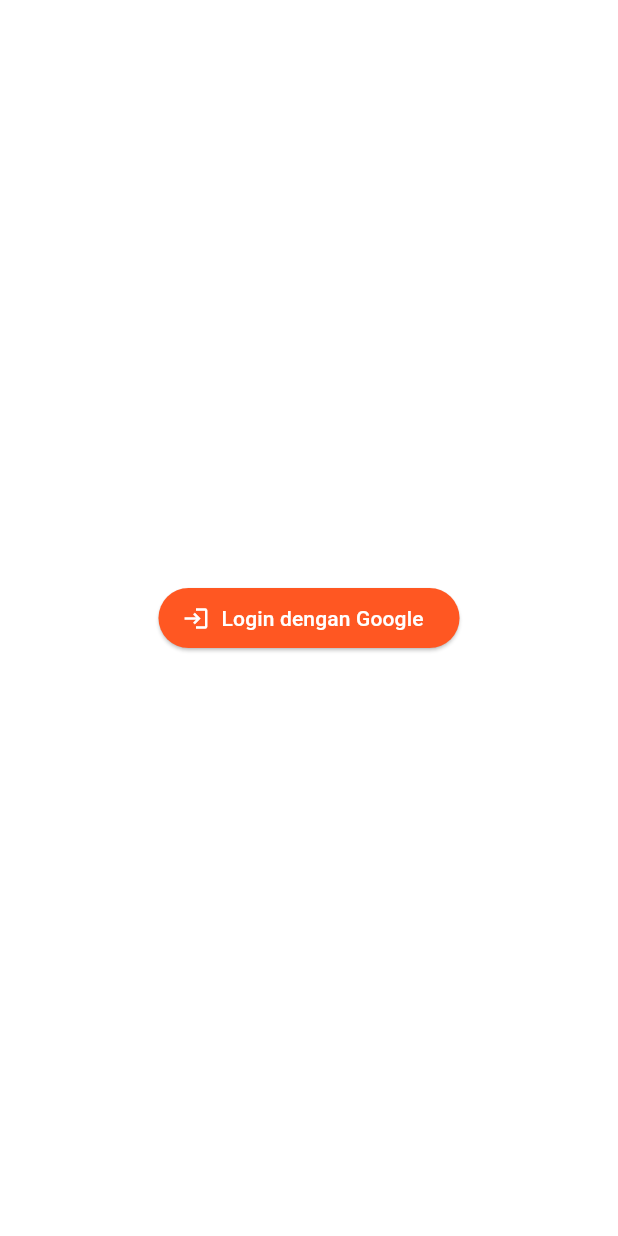
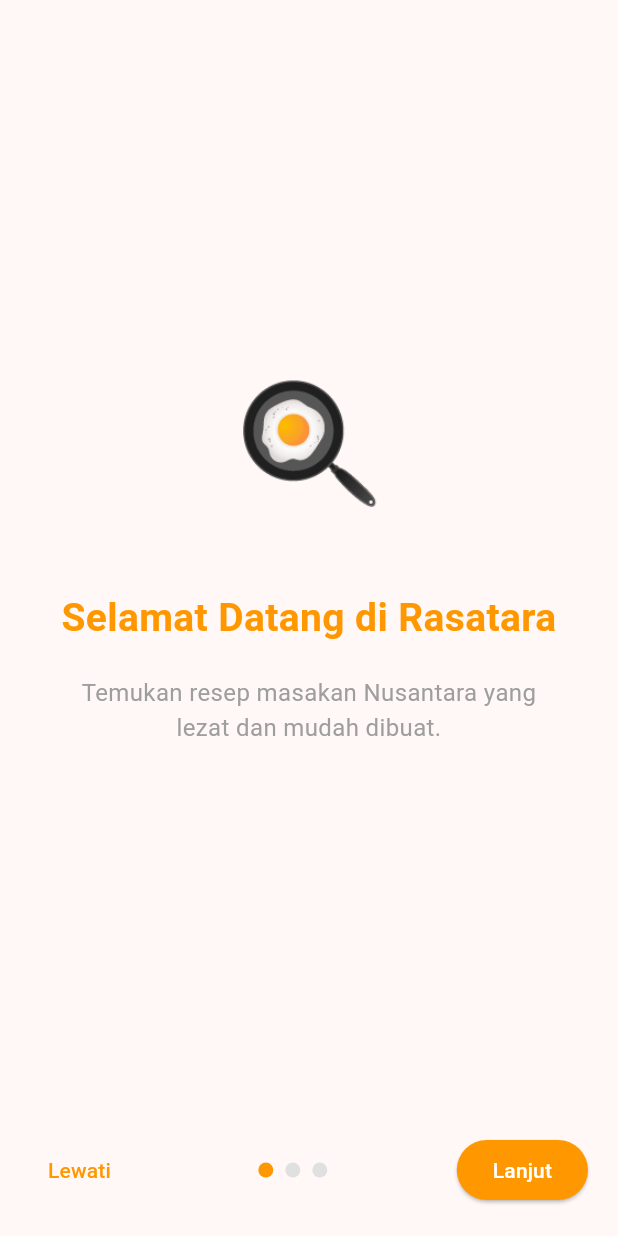
Before and after one commit to kartikafitria/rasatara, a Flutter app: the screen it shows after launch, on a phone screen of 412 x 824 dp. Run offline on Flutter 3.47's test engine with Material 3 defaults, Android fonts, the phone set to English and light mode, and no system bars; our stand-ins replace firebase_auth, firebase_core, google_sign_in, shared_preferences; accounts and stored records are empty.

Commit message:
update: menambahkan onboarding dan login

```diff
--- a/lib/main.dart
+++ b/lib/main.dart
@@ -1,8 +1,13 @@
 import 'package:flutter/material.dart';
 import 'package:firebase_core/firebase_core.dart';
+import 'package:firebase_auth/firebase_auth.dart';
 import 'firebase_options.dart';
-import 'auth_service.dart';
-import 'package:firebase_auth/firebase_auth.dart';
+import 'package:shared_preferences/shared_preferences.dart';
+
+import 'screens/login_screen.dart';
+import 'screens/onboarding_screen.dart';
+import 'screens/home_screen.dart';
+import 'screens/splash_screen.dart';
 
 void main() async {
   WidgetsFlutterBinding.ensureInitialized();
@@ -18,68 +23,13 @@
   @override
   Widget build(BuildContext context) {
     return MaterialApp(
+      title: 'Rasatara',
       debugShowCheckedModeBanner: false,
-      title: 'Rasatara',
       theme: ThemeData(
         colorScheme: ColorScheme.fromSeed(seedColor: Colors.deepOrange),
         useMaterial3: true,
       ),
-      home: const AuthPage(),
+      home: const SplashScreen(),
     );
   }
 }
-
-class AuthPage extends StatefulWidget {
-  const AuthPage({super.key});
-
-  @override
-  State<AuthPage> createState() => _AuthPageState();
-}
-
-class _AuthPageState extends State<AuthPage> {
-  final _authService = AuthService();
-
-  @override
-  Widget build(BuildContext context) {
-    final user = _authService.currentUser;
-
-    return Scaffold(
-      backgroundColor: Colors.white,
-      body: Center(
-        child: user == null
-            ? ElevatedButton.icon(
-                onPressed: () async {
-                  await _authService.signInWithGoogle();
-                  setState(() {});
-                },
-                icon: const Icon(Icons.login),
-                label: const Text("Login dengan Google"),
-                style: ElevatedButton.styleFrom(
-                  backgroundColor: Colors.deepOrange,
-                  foregroundColor: Colors.white,
-                ),
-              )
-            : Column(
-                mainAxisSize: MainAxisSize.min,
-                children: [
-                  CircleAvatar(
-                    backgroundImage: NetworkImage(user.photoURL ?? ''),
-                    radius: 40,
-                  ),
-                  const SizedBox(height: 10),
-                  Text("Halo, ${user.displayName}!"),
-                  const SizedBox(height: 20),
-                  ElevatedButton.icon(
-                    onPressed: () async {
-                      await _authService.signOut();
-                      setState(() {});
-                    },
-                    icon: const Icon(Icons.logout),
-                    label: const Text("Logout"),
-                  ),
-                ],
-              ),
-      ),
-    );
-  }
-}
--- /dev/null
+++ b/lib/screens/onboarding_screen.dart
@@ -0,0 +1,162 @@
+import 'package:flutter/material.dart';
+import 'package:shared_preferences/shared_preferences.dart';
+import 'login_screen.dart';
+
+class OnboardingScreen extends StatefulWidget {
+  const OnboardingScreen({super.key});
+
+  @override
+  State<OnboardingScreen> createState() => _OnboardingScreenState();
+}
+
+class _OnboardingScreenState extends State<OnboardingScreen> {
+  final PageController _pageController = PageController();
+  int _currentPage = 0;
+
+  final List<Map<String, String>> _onboardingPages = [
+    {
+      'title': 'Selamat Datang di Rasatara',
+      'description': 'Temukan resep masakan Nusantara yang lezat dan mudah dibuat.',
+      'icon': '🍳',
+    },
+    {
+      'title': 'Resep Terlengkap',
+      'description': 'Koleksi resep dari tradisional hingga modern, siap kamu coba!',
+      'icon': '📚',
+    },
+    {
+      'title': 'Masak dengan Mudah',
+      'description': 'Ikuti langkah demi langkah panduan memasak dari para ahli.',
+      'icon': '👨‍🍳',
+    },
+  ];
+
+  /// Tombol "Lanjut" atau "Mulai"
+  Future<void> _onNext() async {
+    if (_currentPage < _onboardingPages.length - 1) {
+      _pageController.nextPage(
+        duration: const Duration(milliseconds: 300),
+        curve: Curves.ease,
+      );
+    } else {
+      final prefs = await SharedPreferences.getInstance();
+      await prefs.setBool('seenOnboarding', true);
+      Navigator.pushReplacement(
+        context,
+        MaterialPageRoute(builder: (_) => const LoginScreen()),
+      );
+    }
+  }
+
+  /// Tombol "Lewati"
+  Future<void> _skipOnboarding() async {
+    final prefs = await SharedPreferences.getInstance();
+    await prefs.setBool('seenOnboarding', true);
+    Navigator.pushReplacement(
+      context,
+      MaterialPageRoute(builder: (_) => const LoginScreen()),
+    );
+  }
+
+  @override
+  Widget build(BuildContext context) {
+    return Scaffold(
+      body: SafeArea(
+        child: Column(
+          children: [
+            Expanded(
+              child: PageView.builder(
+                controller: _pageController,
+                itemCount: _onboardingPages.length,
+                onPageChanged: (int page) {
+                  setState(() {
+                    _currentPage = page;
+                  });
+                },
+                itemBuilder: (context, index) {
+                  final page = _onboardingPages[index];
+                  return Padding(
+                    padding: const EdgeInsets.all(40),
+                    child: Column(
+                      mainAxisAlignment: MainAxisAlignment.center,
+                      children: [
+                        Text(
+                          page['icon']!,
+                          style: const TextStyle(fontSize: 80),
+                        ),
+                        const SizedBox(height: 40),
+                        Text(
+                          page['title']!,
+                          style: const TextStyle(
+                            fontSize: 26,
+                            fontWeight: FontWeight.bold,
+                            color: Colors.orange,
+                          ),
+                          textAlign: TextAlign.center,
+                        ),
+                        const SizedBox(height: 20),
+                        Text(
+                          page['description']!,
+                          style: const TextStyle(
+                            fontSize: 16,
+                            color: Colors.grey,
+                          ),
+                          textAlign: TextAlign.center,
+                        ),
+                      ],
+                    ),
+                  );
+                },
+              ),
+            ),
+
+            // Indicator + tombol bawah
+            Padding(
+              padding: const EdgeInsets.all(20),
+              child: Row(
+                mainAxisAlignment: MainAxisAlignment.spaceBetween,
+                children: [
+                  TextButton(
+                    onPressed: _skipOnboarding,
+                    child: const Text(
+                      'Lewati',
+                      style: TextStyle(color: Colors.orange),
+                    ),
+                  ),
+                  Row(
+                    children: List.generate(
+                      _onboardingPages.length,
+                      (index) => Container(
+                        margin: const EdgeInsets.symmetric(horizontal: 4),
+                        width: 10,
+                        height: 10,
+                        decoration: BoxDecoration(
+                          shape: BoxShape.circle,
+                          color: _currentPage == index
+                              ? Colors.orange
+                              : Colors.grey[300],
+                        ),
+                      ),
+                    ),
+                  ),
+                  ElevatedButton(
+                    onPressed: _onNext,
+                    style: ElevatedButton.styleFrom(
+                      backgroundColor: Colors.orange,
+                      foregroundColor: Colors.white,
+                    ),
+                    child: Text(
+                      _currentPage == _onboardingPages.length - 1
+                          ? 'Mulai'
+                          : 'Lanjut',
+                    ),
+                  ),
+                ],
+              ),
+            ),
+          ],
+        ),
+      ),
+    );
+  }
+}
--- a/pubspec.yaml
+++ b/pubspec.yaml
@@ -37,6 +37,8 @@
   cupertino_icons: ^1.0.6
 
   dio: ^5.7.0
+  provider: ^6.1.1
+
   firebase_core: ^3.4.0
   firebase_auth: ^5.3.1
   google_sign_in: ^6.2.1
```
Also changed, not shown: lib/auth_service.dart (+13 -10 lines), lib/models/recipe_model.dart (added, +28 -0 lines), lib/screens/home_screen.dart (added, +61 -0 lines), lib/screens/login_screen.dart (added, +80 -0 lines), lib/screens/recipe_detail_screen.dart (added, +48 -0 lines), lib/screens/recipe_list_screen.dart (added, +68 -0 lines), lib/screens/splash_screen.dart (added, +73 -0 lines), lib/services/api_service.dart (added, +18 -0 lines), pubspec.lock, 2 other files.
